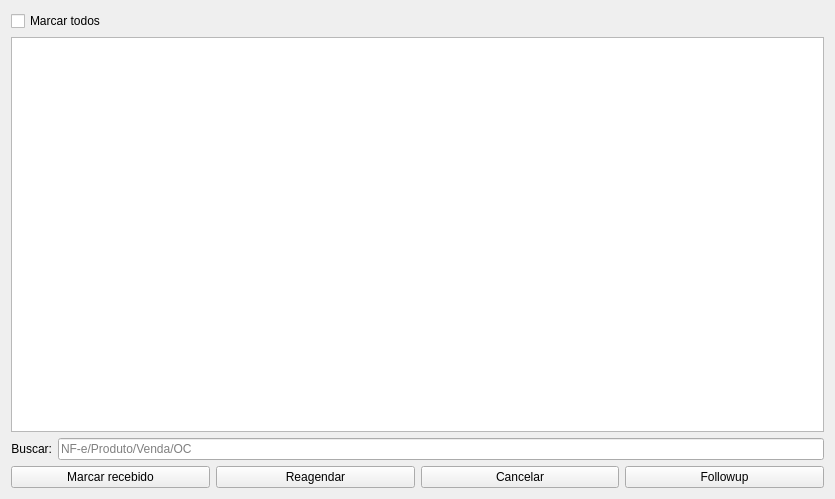
Above: ui/widgetlogisticarecebimento.ui from darktorres/ERP-STACCATO before the change. Below: the same form after it.
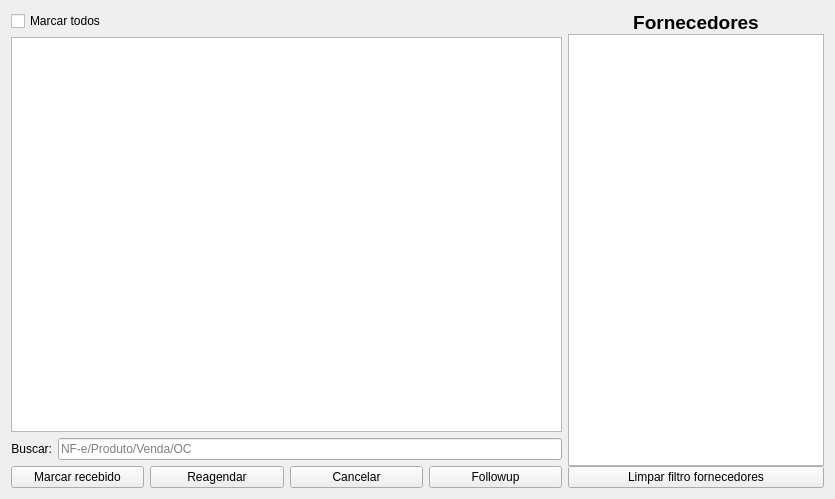
That is the form after the change. Custom widgets are drawn as their Qt base class.

What changed in the file:
```diff
--- a/ui/widgetlogisticarecebimento.ui
+++ b/ui/widgetlogisticarecebimento.ui
@@ -21,7 +21,7 @@
      </property>
     </widget>
    </item>
-   <item row="1" column="0" colspan="2">
+   <item row="1" column="0">
     <widget class="TableView" name="table">
      <property name="mouseTracking">
       <bool>true</bool>
@@ -40,7 +40,7 @@
      </property>
     </widget>
    </item>
-   <item row="2" column="0" colspan="2">
+   <item row="2" column="0">
     <layout class="QGridLayout" name="gridLayout_2">
      <item row="0" column="0">
       <widget class="QLabel" name="labelPedidosCompra_8">
@@ -67,7 +67,7 @@
      </item>
     </layout>
    </item>
-   <item row="3" column="0" colspan="2">
+   <item row="3" column="0">
     <layout class="QGridLayout" name="gridLayout">
      <item row="0" column="1">
       <widget class="QPushButton" name="pushButtonReagendar">
@@ -99,6 +99,72 @@
      </item>
     </layout>
    </item>
+   <item row="0" column="1" rowspan="4">
+    <widget class="QFrame" name="frameForn">
+     <layout class="QVBoxLayout" name="verticalLayout_2">
+      <property name="spacing">
+       <number>0</number>
+      </property>
+      <property name="leftMargin">
+       <number>0</number>
+      </property>
+      <property name="topMargin">
+       <number>0</number>
+      </property>
+      <property name="rightMargin">
+       <number>0</number>
+      </property>
+      <property name="bottomMargin">
+       <number>0</number>
+      </property>
+      <item>
+       <widget class="QLabel" name="labelCompras_11">
+        <property name="font">
+         <font>
+          <pointsize>14</pointsize>
+          <bold>true</bold>
+         </font>
+        </property>
+        <property name="text">
+         <string>Fornecedores</string>
+        </property>
+        <property name="alignment">
+         <set>Qt::AlignCenter</set>
+        </property>
+       </widget>
+      </item>
+      <item>
+       <widget class="TableView" name="tableForn">
+        <property name="sizePolicy">
+         <sizepolicy hsizetype="Preferred" vsizetype="Expanding">
+          <horstretch>0</horstretch>
+          <verstretch>0</verstretch>
+         </sizepolicy>
+        </property>
+        <property name="editTriggers">
+         <set>QAbstractItemView::NoEditTriggers</set>
+        </property>
+        <property name="selectionMode">
+         <enum>QAbstractItemView::SingleSelection</enum>
+        </property>
+        <property name="selectionBehavior">
+         <enum>QAbstractItemView::SelectRows</enum>
+        </property>
+        <property name="sortingEnabled">
+         <bool>true</bool>
+        </property>
+       </widget>
+      </item>
+      <item>
+       <widget class="QPushButton" name="pushButtonLimparFiltro">
+        <property name="text">
+         <string>Limpar filtro fornecedores</string>
+        </property>
+       </widget>
+      </item>
+     </layout>
+    </widget>
+   </item>
   </layout>
  </widget>
  <customwidgets>
```
